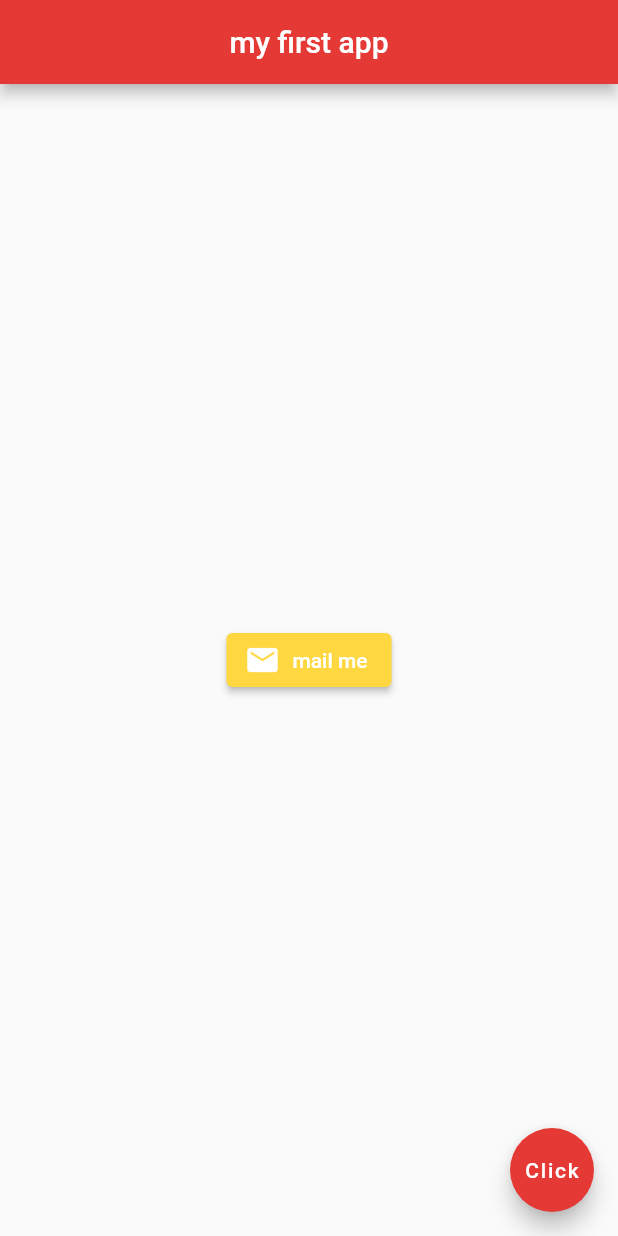
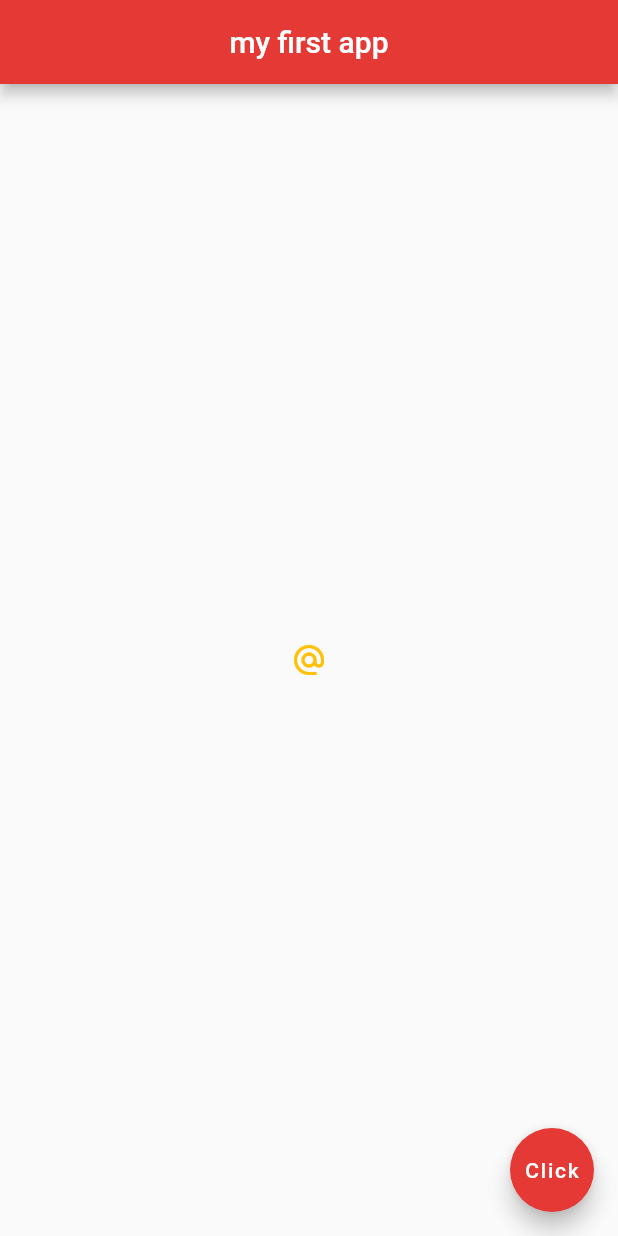
Before and after one commit to nabeelamaham/flutter, a Flutter app: the screen it shows after launch, on a phone screen of 412 x 824 dp. Run offline on Flutter 3.47's test engine with Material 2 defaults, Android fonts, the light colour scheme and no system bars.

Commit message:
Icons.alternate_email

```diff
--- a/scoffold_appbar_widgets/lib/main.dart
+++ b/scoffold_appbar_widgets/lib/main.dart
@@ -16,7 +16,16 @@ class Home extends StatelessWidget {
           backgroundColor: Colors.red[600],
         ),
         body: Center(
-          child: ElevatedButton.icon(
+          child: IconButton(
+            onPressed: () {
+              print('you clicked me');
+            },
+            icon: Icon(Icons.alternate_email),
+            color: Colors.amber,
+          ),
+        ),
+
+        /*   child: ElevatedButton.icon(
             style: ElevatedButton.styleFrom(
               backgroundColor: Colors.amberAccent,
             ),
@@ -25,6 +34,8 @@ class Home extends StatelessWidget {
             label: Text('mail me'),
           ),
         ),
+
+        */
         /* child: TextButton(
           style: TextButton.styleFrom(
             primary: Colors.pinkAccent,
```
Also changed, not shown: scoffold_appbar_widgets/Icons.alternate_email output.png (added), scoffold_appbar_widgets/elevated btn icon output.png (added).
